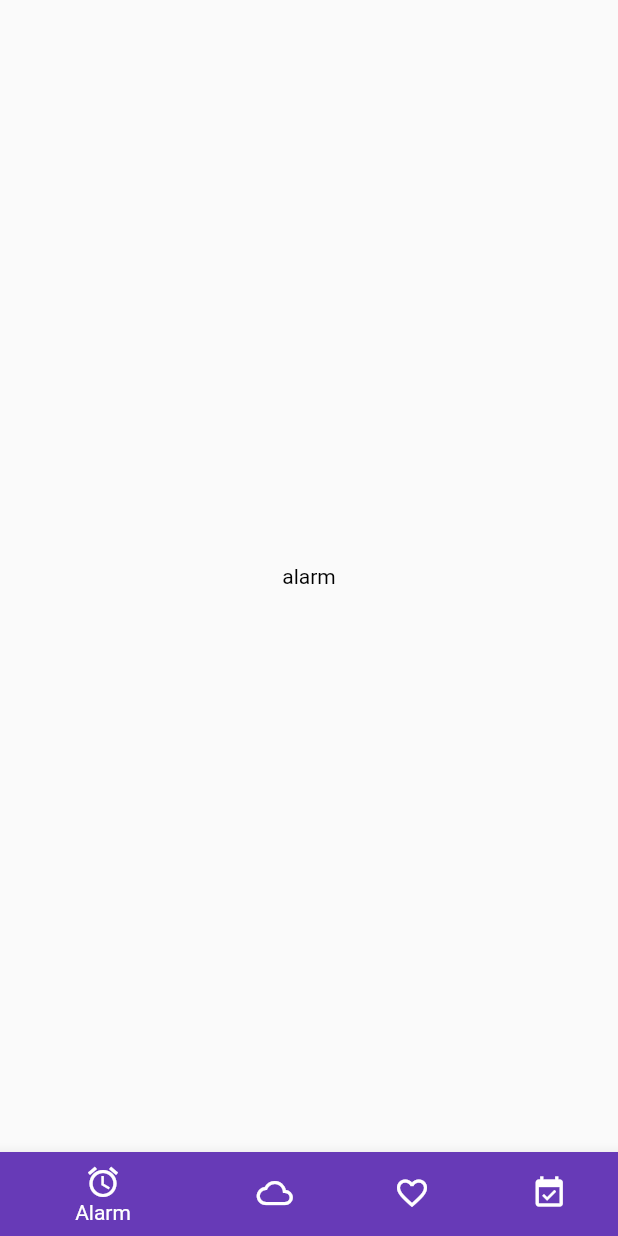
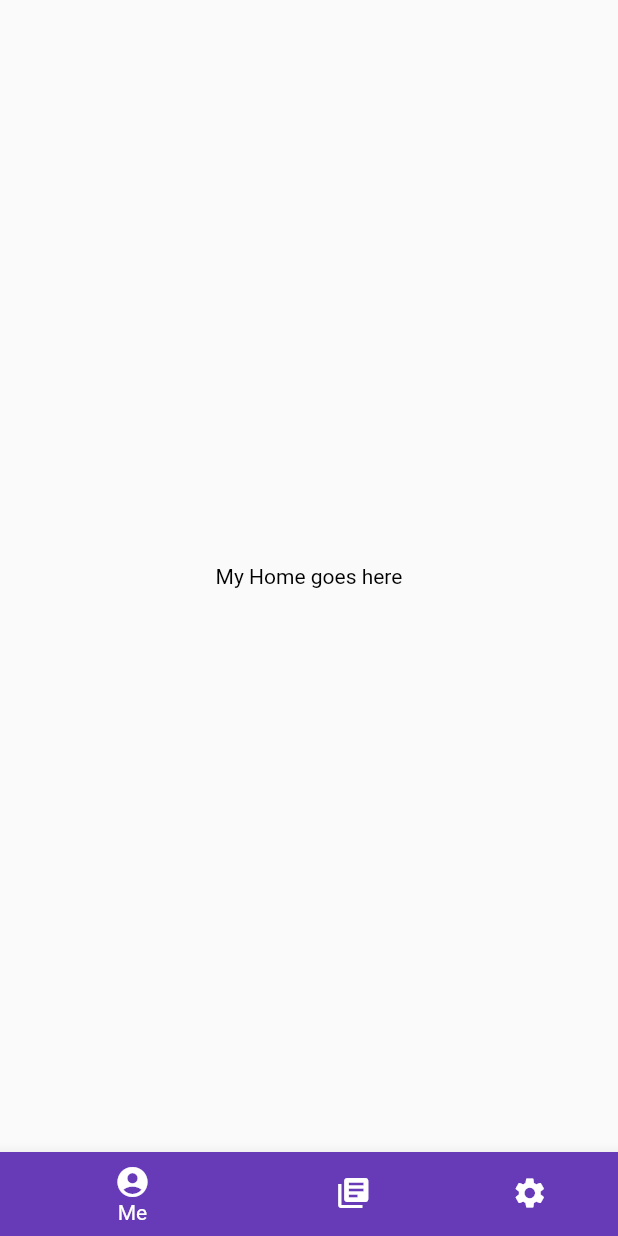
Before and after one commit to nepali-prabhat/Learning-Flutter, a Flutter app: the screen it shows after launch, on a phone screen of 412 x 824 dp. Run offline on Flutter 3.47's test engine with Material 2 defaults, Android fonts, the phone set to English and light mode, and no system bars.

Commit message:
added comments

```diff
--- a/lib/myHome.dart
+++ b/lib/myHome.dart
@@ -1,4 +1,12 @@
+//todo: Override the animation part once i learn the fluter equivalent implementation of ReactTransitionGroupPlus.
+
 import 'package:flutter/material.dart';
+
+/*
+  this is the class for making buttom navigation items objects,
+  associates then with corresponding childs, basic attributes,
+  and sets animation to each of navigation items and child.
+*/
 
 class NavigationIconView {
   NavigationIconView({
@@ -18,14 +26,15 @@ class NavigationIconView {
          title: Text(title),
          backgroundColor: color,
        ),
+       //This controls Animation, we can reverse, start, etc
        controller = AnimationController(
          duration: kThemeAnimationDuration,
          vsync: vsync,
-       ) {
-    _animation = controller.drive(CurveTween(
-      curve: const Interval(0.5, 1.0, curve: Curves.fastOutSlowIn),
-    ));
-  }
+       ){
+          _animation = controller.drive(CurveTween(
+            curve: const Interval(0.5, 1.0, curve: Curves.fastOutSlowIn),
+          ));
+        }
 
   final Widget _icon;
   final Color _color;
@@ -35,16 +44,8 @@ class NavigationIconView {
   final AnimationController controller;
   Animation<double> _animation;
 
-  FadeTransition transition(BottomNavigationBarType type, BuildContext context) {
-    Color iconColor;
-    if (type == BottomNavigationBarType.shifting) {
-      iconColor = _color;
-    } else {
-      final ThemeData themeData = Theme.of(context);
-      iconColor = themeData.brightness == Brightness.light
-          ? themeData.primaryColor
-          : themeData.accentColor;
-    }
+  //fade transition to assiciated child of the navigation items
+  FadeTransition transition(BuildContext context) {
 
     return FadeTransition(
       opacity: _animation,
@@ -61,9 +62,11 @@ class NavigationIconView {
       ),
     );
   }
+
 }
 
 class MyHome extends StatefulWidget {
+
   static const String routeName = '/material/bottom_navigation';
 
   @override
@@ -73,7 +76,6 @@ class MyHome extends StatefulWidget {
 class _MyHome extends State<MyHome>
     with TickerProviderStateMixin {
   int _currentIndex = 0;
-  BottomNavigationBarType _type = BottomNavigationBarType.shifting;
   List<NavigationIconView> _navigationViews;
 
   @override
@@ -81,37 +83,28 @@ class _MyHome extends State<MyHome>
     super.initState();
     _navigationViews = <NavigationIconView>[
       NavigationIconView(
-        icon: const Icon(Icons.access_alarm),
-        title: 'Alarm',
+        icon: const Icon(Icons.account_circle),
+        title: 'Me',
         color: Colors.deepPurple,
-				associatedChild: Text('alarm',style:TextStyle(color: Colors.black)),
+				associatedChild: Text('My Home goes here',style:TextStyle(color: Colors.black)),
         vsync: this,
       ),
       NavigationIconView(
-        activeIcon: const Icon(Icons.cloud),
-        icon: const Icon(Icons.cloud_queue),
-        title: 'Cloud',
-        color: Colors.teal,
-				associatedChild: Text('cloud',style:TextStyle(color: Colors.black)),
+        icon: const Icon(Icons.library_books),
+        title: 'My Course',
+        color: Colors.deepPurple,
+				associatedChild: Text('My Courses go here',style:TextStyle(color: Colors.black)),
         vsync: this,
       ),
       NavigationIconView(
-        activeIcon: const Icon(Icons.favorite),
-        icon: const Icon(Icons.favorite_border),
-        title: 'Favorites',
+        icon: const Icon(Icons.settings),
+        activeIcon: const Icon(Icons.settings_applications),
+        title: 'My Settings',
         color: Colors.indigo,
-				associatedChild: Text('favourites',style:TextStyle(color: Colors.black)),
-        vsync: this,
-      ),
-      NavigationIconView(
-        icon: const Icon(Icons.event_available),
-        title: 'Event',
-        color: Colors.pink,
-				associatedChild: Text('event',style:TextStyle(color: Colors.black)),
+				associatedChild: Text('My Settings are here',style:TextStyle(color: Colors.black)),
         vsync: this,
       ),
     ];
-
     _navigationViews[_currentIndex].controller.value = 1.0;
   }
 
@@ -123,10 +116,11 @@ class _MyHome extends State<MyHome>
   }
 
   Widget _buildTransitionsStack() {
+    //this will have all the associated child of our navigation in a stack
     final List<FadeTransition> transitions = <FadeTransition>[];
 
     for (NavigationIconView view in _navigationViews)
-      transitions.add(view.transition(_type, context));
+      transitions.add(view.transition(context));
 
     // We want to have the newly animating (fading in) views on top.
     transitions.sort((FadeTransition a, FadeTransition b) {
@@ -146,7 +140,7 @@ class _MyHome extends State<MyHome>
           .map<BottomNavigationBarItem>((NavigationIconView navigationView) => navigationView.item)
           .toList(),
       currentIndex: _currentIndex,
-      type: _type,
+      type: BottomNavigationBarType.shifting,
       //iconSize: 4.0,
       onTap: (int index) {
         setState(() {
```
